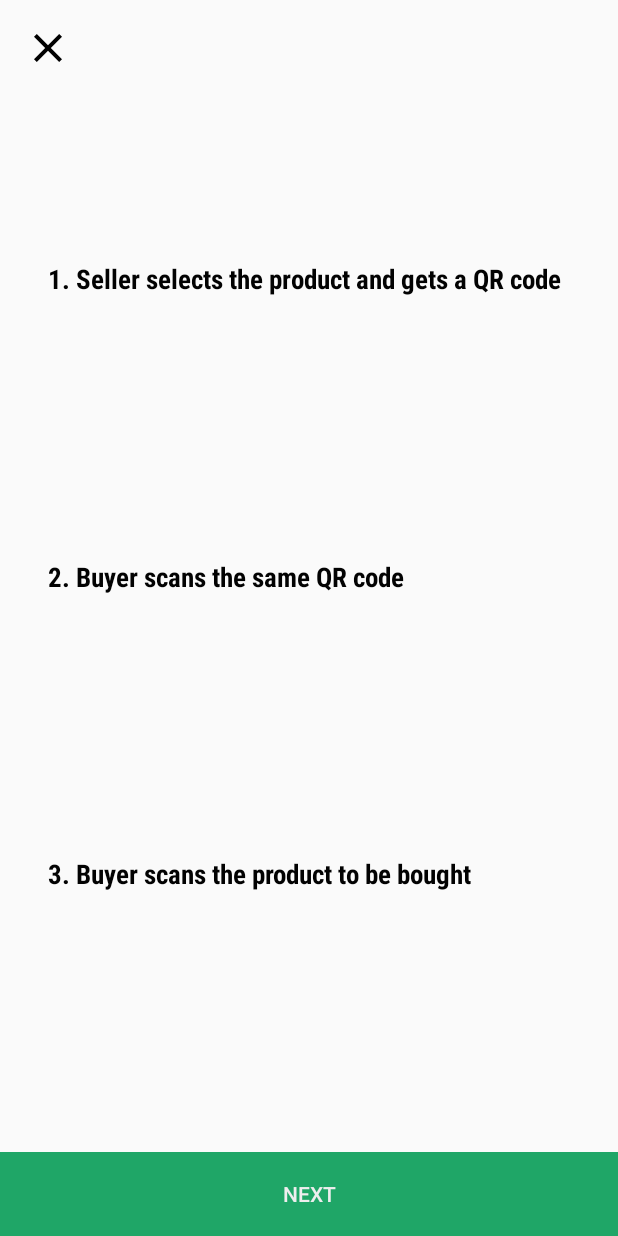
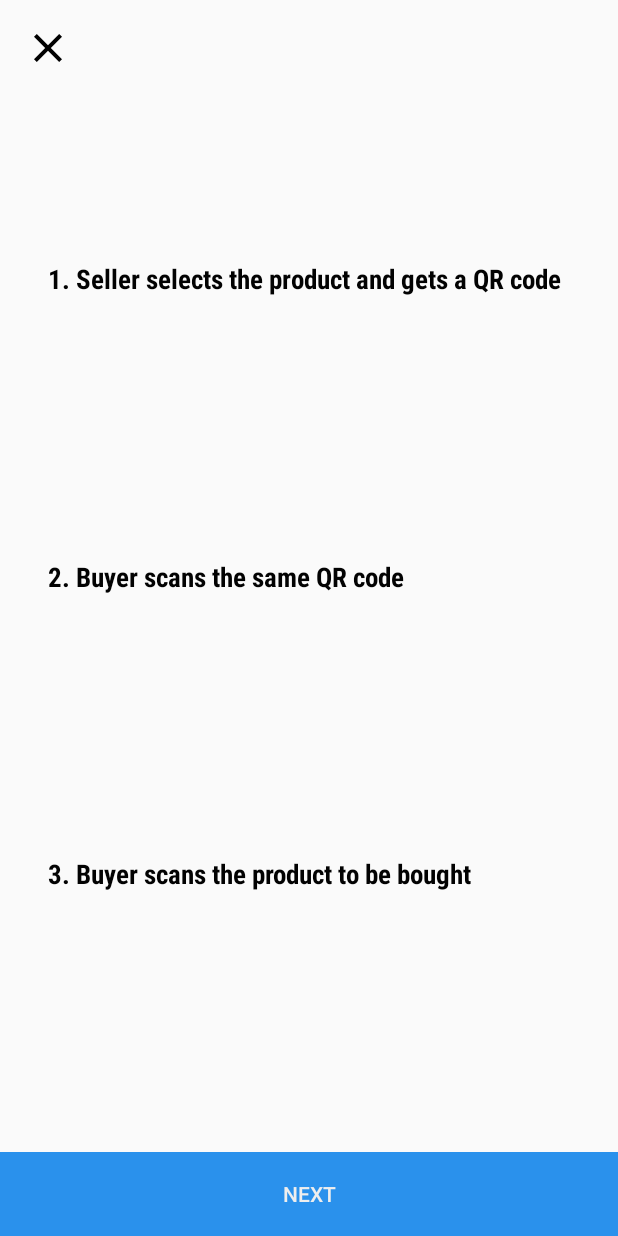
Before and after one commit to prizzv/BlockSafe, an Android app: the BuyActivity screen opened directly, with no data from a screen before it, on a phone screen of 412 x 824 dp. Run offline under Robolectric (Android 15) with nearby library versions, the phone set to English and light mode, and no system bars; network calls fail.

Commit message:
Corrected color

```diff
--- a/app/src/main/res/values/colors.xml
+++ b/app/src/main/res/values/colors.xml
@@ -1,7 +1,7 @@
 <?xml version="1.0" encoding="utf-8"?>
 <resources>
-    <color name="colorPrimary">#1fa667</color>
-    <color name="colorPrimaryDark">#009688</color>
+    <color name="colorPrimary">#2a91ec</color>
+    <color name="colorPrimaryDark">#3949AB</color>
     <color name="colorAccent">#b71c1c</color>
     <color name="LightGray">#eeeeee</color>
     <color name="MidGray">@android:color/darker_gray</color>
```
